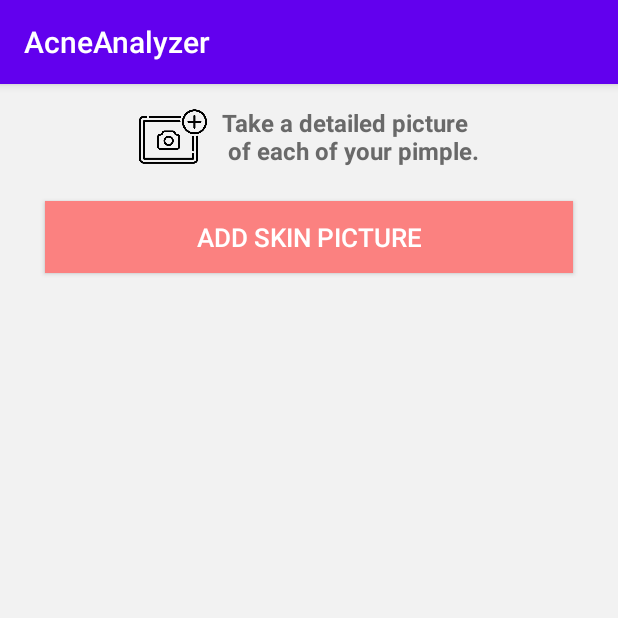
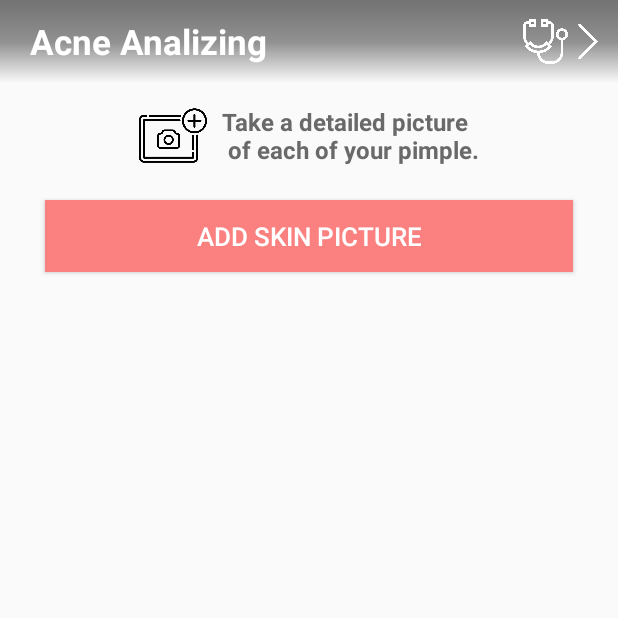
Before and after one commit to OneParkTwoLee/AcneAnalyzer, an Android app: the screen it shows after launch (MainActivity), on a phone screen of 412 x 824 dp, the top half of it. Run offline under Robolectric (Android 15) with nearby library versions, the phone set to English and light mode, and no system bars.

Commit message:
UI Complete

```diff
--- a/app/build.gradle
+++ b/app/build.gradle
@@ -1,13 +1,13 @@
 apply plugin: 'com.android.application'
 
 android {
-    compileSdkVersion 29
+    compileSdkVersion 28
     buildToolsVersion "30.0.1"
 
     defaultConfig {
         applicationId "com.onePtwoL.acneanalyzer"
         minSdkVersion 15
-        targetSdkVersion 29
+        targetSdkVersion 28
         versionCode 1
         versionName "1.0"
 
--- a/app/src/main/java/com/onePtwoL/acneanalyzer/MainActivity.java
+++ b/app/src/main/java/com/onePtwoL/acneanalyzer/MainActivity.java
@@ -1,14 +1,54 @@
 package com.onePtwoL.acneanalyzer;
 
 import androidx.appcompat.app.AppCompatActivity;
+import androidx.recyclerview.widget.RecyclerView;
 
+import android.graphics.Color;
+import android.graphics.PorterDuff;
 import android.os.Bundle;
+import android.view.MotionEvent;
+import android.view.View;
+import android.widget.Button;
+import android.widget.ImageButton;
+import android.widget.ImageView;
+import android.widget.LinearLayout;
 
 public class MainActivity extends AppCompatActivity {
+    Button AddPicBtn;
+    ImageView DiagnosisImageView, NextImageView;
+    LinearLayout NextLinearLayout;
 
     @Override
     protected void onCreate(Bundle savedInstanceState) {
         super.onCreate(savedInstanceState);
         setContentView(R.layout.activity_main);
+
+        AddPicBtn = findViewById(R.id.add_pic_btn);
+        DiagnosisImageView = findViewById(R.id.diag_ImageView);
+        NextImageView = findViewById(R.id.next_ImageView);
+        NextLinearLayout = findViewById(R.id.next_LinearLayout);
+
+        setActionBarButton();
+
+
+    }
+
+    /* 진단 버튼 클릭시 이미지 효과 */
+    public void setActionBarButton(){
+        DiagnosisImageView.setColorFilter(Color.parseColor("#ffffff"), PorterDuff.Mode.SRC_IN);
+        NextImageView.setColorFilter(Color.parseColor("#ffffff"), PorterDuff.Mode.SRC_IN);
+        NextLinearLayout.setOnTouchListener(new View.OnTouchListener() {
+            @Override
+            public boolean onTouch(View v, MotionEvent event) {
+                if(event.getAction() == MotionEvent.ACTION_DOWN){
+                    DiagnosisImageView.setColorFilter(Color.parseColor("#696969"), PorterDuff.Mode.SRC_IN);
+                    NextImageView.setColorFilter(Color.parseColor("#696969"), PorterDuff.Mode.SRC_IN);
+                } else if(event.getAction() == MotionEvent.ACTION_UP){
+                    DiagnosisImageView.setColorFilter(Color.parseColor("#FFFFFF"), PorterDuff.Mode.SRC_IN);
+                    NextImageView.setColorFilter(Color.parseColor("#FFFFFF"), PorterDuff.Mode.SRC_IN);
+                }
+                return false;
+            }
+        });
     }
 }
--- /dev/null
+++ b/app/src/main/res/drawable/box_grad_trasp.xml
@@ -0,0 +1,9 @@
+<?xml version="1.0" encoding="utf-8"?>
+<shape xmlns:android="http://schemas.android.com/apk/res/android">
+    <gradient
+        android:startColor="#EE696969"
+        android:centerColor="#BB696969"
+        android:endColor="#00474747"
+        android:angle="270"
+        />
+</shape>
--- a/app/src/main/res/layout/activity_main.xml
+++ b/app/src/main/res/layout/activity_main.xml
@@ -7,12 +7,55 @@
     android:background="@color/colorLightGray"
     tools:context=".MainActivity">
 
+    <RelativeLayout
+        android:id="@+id/action_bar"
+        android:layout_width="match_parent"
+        android:layout_height="55dp"
+        android:background="@drawable/box_grad_trasp"
+        app:layout_constraintTop_toTopOf="parent"
+        app:layout_constraintRight_toRightOf="parent"
+        app:layout_constraintLeft_toLeftOf="parent"
+        app:layout_constraintBottom_toTopOf="@id/title_LinearLayout">
+        <TextView
+            android:id="@+id/action_bar_TextView"
+            android:layout_width="match_parent"
+            android:layout_height="match_parent"
+            android:gravity="left|center_vertical"
+            android:paddingLeft="20dp"
+            android:layout_centerInParent="true"
+            android:text="Acne Analizing"
+            android:textSize="23dp"
+            android:textStyle="bold"
+            android:textColor="@color/colorWhite"/>
+        <LinearLayout
+            android:id="@+id/next_LinearLayout"
+            android:layout_width="wrap_content"
+            android:layout_height="wrap_content"
+            android:layout_centerVertical="true"
+            android:clickable="true"
+            android:layout_alignRight="@+id/action_bar_TextView">
+            <ImageView
+                android:id="@+id/diag_ImageView"
+                android:layout_width="30dp"
+                android:layout_height="30dp"
+                android:layout_marginRight="5dp"
+                android:src="@drawable/clinic"/>
+            <ImageView
+                android:id="@+id/next_ImageView"
+                android:layout_width="20dp"
+                android:layout_height="30dp"
+                android:layout_marginRight="8dp"
+                android:src="@drawable/next"/>
+
+        </LinearLayout>
+    </RelativeLayout>
+
     <LinearLayout
         android:id="@+id/title_LinearLayout"
         android:layout_width="match_parent"
         android:layout_height="70dp"
         android:gravity="center"
-        app:layout_constraintTop_toTopOf="parent"
+        app:layout_constraintTop_toBottomOf="@id/action_bar"
         app:layout_constraintRight_toRightOf="parent"
         app:layout_constraintLeft_toLeftOf="parent"
         app:layout_constraintBottom_toTopOf="@id/add_pic_btn"
--- a/app/src/main/res/values/colors.xml
+++ b/app/src/main/res/values/colors.xml
@@ -6,8 +6,9 @@
     <color name="colorWhite">#FFF</color>
     <color name="colorBlack">#000</color>
     <color name="colorDarkSky">#e1e8ed</color>
-    <color name="colorLightGray">#f2f2f2</color>
+    <color name="colorLightGray">#fafafa</color>
     <color name="colorMiddleGray">#696969</color>
+    <color name="colorDarkGray">#474747</color>
     <color name="colorDarkRed">#D1090B</color>
     <color name="colorLightRed">#FB8180</color>
 </resources>
--- a/app/src/main/res/values/styles.xml
+++ b/app/src/main/res/values/styles.xml
@@ -1,9 +1,9 @@
 <resources>
     <!-- Base application theme. -->
-    <style name="AppTheme" parent="Theme.AppCompat.Light.DarkActionBar">
+    <style name="AppTheme" parent="Theme.AppCompat.Light.NoActionBar">
         <!-- Customize your theme here. -->
         <item name="colorPrimary">@color/colorPrimary</item>
-        <item name="colorPrimaryDark">@color/colorPrimaryDark</item>
+        <item name="colorPrimaryDark">@color/colorDarkGray</item>
         <item name="colorAccent">@color/colorAccent</item>
     </style>
 
```
Also changed, not shown: app/src/main/res/drawable/next.png (added).
